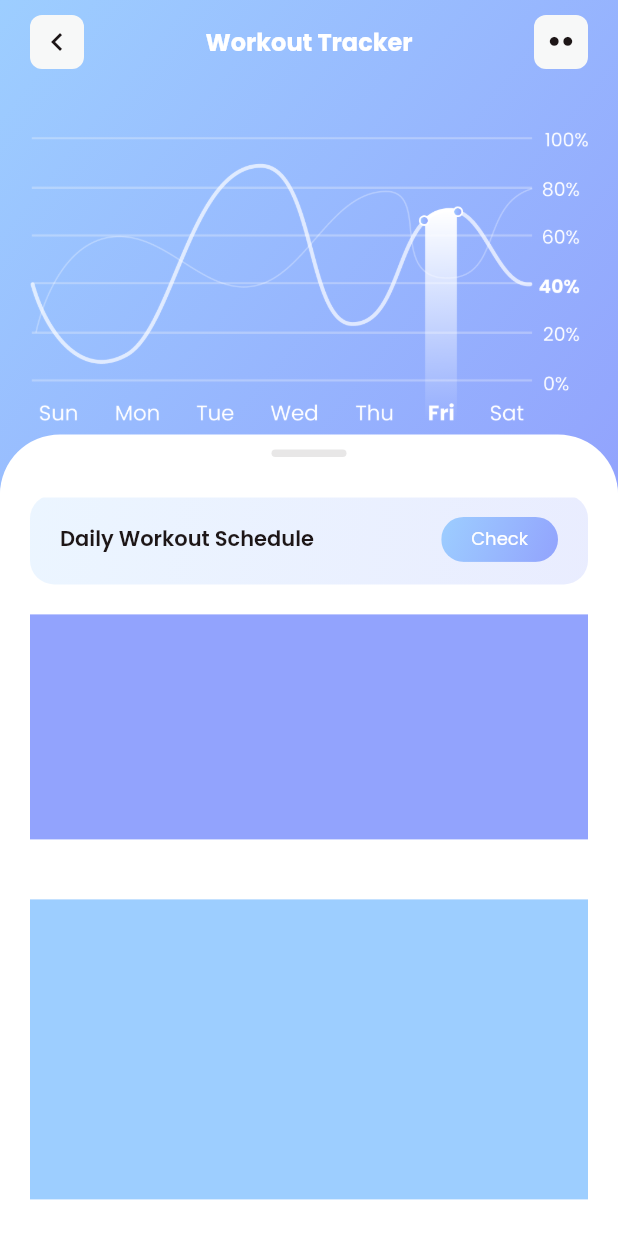
After one commit to AyurM/FitnestX-Demo, a Flutter app: the WorkoutScreen screen opened directly, on a phone screen of 412 x 824 dp. The commit adds this screen. Run offline on Flutter 3.47's test engine with Material 2 defaults, Android fonts, the phone set to English and light mode, and no system bars; our stand-ins replace flutter_bloc, get_it, google_fonts.

Commit message:
Added custom SliverAppBar

```diff
--- a/lib/res/views/fitnest_app_bar.dart
+++ b/lib/res/views/fitnest_app_bar.dart
@@ -11,23 +11,27 @@ class FitnestAppBar extends AppBar {
   final IconData? leadingIcon;
   final void Function()? onMorePressed;
   final BuildContext context;
+  final Color? bgColor;
 
   FitnestAppBar(
       {Key? key,
       required this.text,
       required this.context,
       this.leadingIcon,
+      this.bgColor,
       this.onMorePressed})
       : super(
             key: key,
-            leading: _AppBarButton(
+            leading: AppBarButton(
               iconData: leadingIcon ?? Icons.chevron_left_outlined,
               onPressed: () => Navigator.of(context).pop(),
+              hasHorizontalPadding: true,
             ),
             actions: [
-              _AppBarButton(
+              AppBarButton(
                 iconData: AppIcons.more,
                 onPressed: onMorePressed ?? () {},
+                hasHorizontalPadding: true,
               )
             ],
             title: Text(text));
@@ -36,7 +40,7 @@ class FitnestAppBar extends AppBar {
   bool? get centerTitle => true;
 
   @override
-  Color? get backgroundColor => AppColors.white;
+  Color? get backgroundColor => bgColor ?? AppColors.white;
 
   @override
   double? get elevation => 0;
@@ -50,16 +54,21 @@ class FitnestAppBar extends AppBar {
       Theme.of(context).textTheme.headline4?.copyWith(fontSize: 16);
 }
 
-class _AppBarButton extends StatelessWidget {
+class AppBarButton extends StatelessWidget {
   final IconData iconData;
   final void Function()? onPressed;
-  const _AppBarButton({Key? key, required this.iconData, this.onPressed})
+  final bool hasHorizontalPadding;
+  const AppBarButton(
+      {Key? key,
+      required this.iconData,
+      this.onPressed,
+      this.hasHorizontalPadding = false})
       : super(key: key);
 
   @override
   Widget build(BuildContext context) => Padding(
         padding: EdgeInsets.symmetric(
-            horizontal: kHorizontalPadding.left,
+            horizontal: hasHorizontalPadding ? kHorizontalPadding.left : 0,
             vertical: (kToolbarHeight - _kAppBarButtonSize) / 2),
         child: Ink(
           width: _kAppBarButtonSize,
--- /dev/null
+++ b/lib/res/views/fitnest_sliver_app_bar.dart
@@ -0,0 +1,174 @@
+import 'package:fitnest_x/res/colors/app_colors.dart';
+import 'package:fitnest_x/res/theme/app_icons.dart';
+import 'package:fitnest_x/res/views/fitnest_app_bar.dart';
+import 'package:flutter/material.dart';
+import 'package:flutter/services.dart';
+
+const _kBottomBorderRadius = 40.0;
+const _kPanelHandleSize = Size(50, 5);
+
+class FitnestSliverAppBar extends StatelessWidget {
+  final double expandedHeight;
+  final String title;
+  final ScrollController parentScrollController;
+  final String bgImageAssetPath;
+  final void Function()? onMorePressed;
+  final Offset? imageOffset;
+  final EdgeInsets? imageMargin;
+
+  const FitnestSliverAppBar(
+      {Key? key,
+      required this.expandedHeight,
+      required this.title,
+      required this.bgImageAssetPath,
+      required this.parentScrollController,
+      this.imageOffset,
+      this.imageMargin,
+      this.onMorePressed})
+      : super(key: key);
+
+  @override
+  Widget build(BuildContext context) {
+    return AnimatedBuilder(
+        animation: parentScrollController,
+        builder: (context, _) {
+          final hasBottom =
+              parentScrollController.offset < expandedHeight - kToolbarHeight;
+
+          final titleTextColor = Color.lerp(
+              Colors.black,
+              Colors.white,
+              ((expandedHeight -
+                          kToolbarHeight -
+                          parentScrollController.offset) /
+                      ((expandedHeight - kToolbarHeight) * 0.25))
+                  .clamp(0.0, 1.0));
+
+          final bgImage = imageMargin != null
+              ? Padding(
+                  padding: imageMargin!, child: Image.asset(bgImageAssetPath))
+              : Image.asset(bgImageAssetPath);
+
+          return SliverAppBar(
+            expandedHeight: expandedHeight,
+            backgroundColor: AppColors.white,
+            pinned: true,
+            titleSpacing: 20,
+            elevation: 0,
+            systemOverlayStyle: SystemUiOverlayStyle(
+              statusBarColor: Colors.transparent,
+              statusBarIconBrightness:
+                  hasBottom ? Brightness.light : Brightness.dark,
+            ),
+            automaticallyImplyLeading: false,
+            title: _SliverAppBarTitle(
+              text: title,
+              textColor: titleTextColor!,
+              onMorePressed: onMorePressed,
+            ),
+            flexibleSpace: FlexibleSpaceBar(
+              collapseMode: CollapseMode.parallax,
+              background: Container(
+                clipBehavior: Clip.hardEdge,
+                decoration:
+                    const BoxDecoration(gradient: AppColors.blueGradient),
+                child: imageOffset != null
+                    ? FractionalTranslation(
+                        translation: imageOffset!, child: bgImage)
+                    : bgImage,
+              ),
+            ),
+            bottom: hasBottom
+                ? PreferredSize(
+                    preferredSize: const Size.fromHeight(_kBottomBorderRadius),
+                    child: _FakeScrollPanelTop(
+                      height: _kBottomBorderRadius,
+                      handleColor: AppColors.black.withOpacity(0.1),
+                      backgroundColor: AppColors.white,
+                    ))
+                : null,
+          );
+        });
+  }
+}
+
+class _SliverAppBarTitle extends StatelessWidget {
+  final String text;
+  final Color textColor;
+  final void Function()? onMorePressed;
+
+  const _SliverAppBarTitle(
+      {Key? key,
+      required this.text,
+      required this.textColor,
+      this.onMorePressed})
+      : super(key: key);
+
+  @override
+  Widget build(BuildContext context) {
+    return Row(mainAxisAlignment: MainAxisAlignment.spaceBetween, children: [
+      AppBarButton(
+        iconData: Icons.chevron_left_outlined,
+        onPressed: () => Navigator.of(context).pop(),
+      ),
+      Text(text,
+          style: Theme.of(context)
+              .textTheme
+              .headline4
+              ?.copyWith(fontSize: 16, color: textColor)),
+      AppBarButton(
+        iconData: AppIcons.more,
+        onPressed: onMorePressed ?? () {},
+      ),
+    ]);
+  }
+}
+
+class _FakeScrollPanelTop extends StatelessWidget {
+  final double height;
+  final Color handleColor;
+  final Color backgroundColor;
+
+  const _FakeScrollPanelTop(
+      {Key? key,
+      required this.height,
+      required this.handleColor,
+      required this.backgroundColor})
+      : super(key: key);
+
+  @override
+  Widget build(BuildContext context) => Container(
+        height: height,
+        width: double.infinity,
+        padding: const EdgeInsets.only(top: 10),
+        decoration: BoxDecoration(
+            color: backgroundColor,
+            boxShadow: [_buildGapHidingShadow()],
+            borderRadius: BorderRadius.only(
+                topLeft: Radius.circular(height),
+                topRight: Radius.circular(height))),
+        child: Align(
+            alignment: Alignment.topCenter,
+            child: _PanelHandle(color: handleColor)),
+      );
+
+  //This shadow is used to hide 1-pixel gap between this app bar and following sliver
+  //in parent scroll view (https://github.com/flutter/flutter/issues/37578#issuecomment-640302364)
+  BoxShadow _buildGapHidingShadow() =>
+      BoxShadow(color: backgroundColor, offset: const Offset(0, 2));
+}
+
+class _PanelHandle extends StatelessWidget {
+  final Color color;
+
+  const _PanelHandle({Key? key, required this.color}) : super(key: key);
+
+  @override
+  Widget build(BuildContext context) => Container(
+        height: _kPanelHandleSize.height,
+        width: _kPanelHandleSize.width,
+        decoration: BoxDecoration(
+            color: color,
+            borderRadius: BorderRadius.circular(_kPanelHandleSize.height / 2)),
+      );
+}
--- a/lib/res/views/app_scaffold.dart
+++ b/lib/res/views/simple_app_scaffold.dart
@@ -1,12 +1,12 @@
 import 'package:fitnest_x/res/views/fitnest_app_bar.dart';
 import 'package:flutter/material.dart';
 
-class AppScaffold extends StatelessWidget {
+class SimpleAppScaffold extends StatelessWidget {
   final String title;
   final Widget body;
   final void Function()? onMorePressed;
 
-  const AppScaffold(
+  const SimpleAppScaffold(
       {Key? key, required this.title, required this.body, this.onMorePressed})
       : super(key: key);
 
--- a/lib/screens/notification_screen/notification_screen.dart
+++ b/lib/screens/notification_screen/notification_screen.dart
@@ -1,6 +1,6 @@
 import 'package:fitnest_x/res/colors/app_colors.dart';
 import 'package:fitnest_x/res/theme/constants.dart';
-import 'package:fitnest_x/res/views/app_scaffold.dart';
+import 'package:fitnest_x/res/views/simple_app_scaffold.dart';
 import 'package:fitnest_x/res/views/notification/notification_list_item.dart';
 import 'package:fitnest_x/utils/data_mock_utils.dart';
 import 'package:flutter/material.dart';
@@ -14,7 +14,7 @@ class NotificationScreen extends StatelessWidget {
   Widget build(BuildContext context) {
     final notifications = DataMockUtils.getMockNotifications();
 
-    return AppScaffold(
+    return SimpleAppScaffold(
         title: _titleText,
         body: ListView.separated(
             padding: kHorizontalPadding,
--- a/lib/screens/onboarding_screen/onboarding_screen.dart
+++ b/lib/screens/onboarding_screen/onboarding_screen.dart
@@ -3,6 +3,7 @@ import 'package:fitnest_x/res/views/onboarding/onboarding_button.dart';
 import 'package:fitnest_x/res/views/onboarding/onboarding_page.dart';
 import 'package:fitnest_x/screens/goal_screen/goal_screen.dart';
 import 'package:flutter/material.dart';
+import 'package:flutter/services.dart';
 
 class OnboardingScreen extends StatefulWidget {
   const OnboardingScreen({Key? key}) : super(key: key);
@@ -54,6 +55,11 @@ class _OnboardingScreenState extends State<OnboardingScreen> {
 
   @override
   Widget build(BuildContext context) {
+    SystemChrome.setSystemUIOverlayStyle(const SystemUiOverlayStyle(
+      statusBarColor: Colors.transparent,
+      statusBarIconBrightness: Brightness.dark,
+    ));
+
     return Scaffold(
       body: SizedBox.expand(
         child: Stack(children: [
--- a/lib/screens/welcome_screen/welcome_screen.dart
+++ b/lib/screens/welcome_screen/welcome_screen.dart
@@ -3,6 +3,7 @@ import 'package:fitnest_x/res/theme/constants.dart';
 import 'package:fitnest_x/res/views/primary_button.dart';
 import 'package:fitnest_x/screens/onboarding_screen/onboarding_screen.dart';
 import 'package:flutter/material.dart';
+import 'package:flutter/services.dart';
 
 const _subtitleText = 'Everybody Can Train';
 const _getStartedText = 'Get Started';
@@ -13,6 +14,11 @@ class WelcomeScreen extends StatelessWidget {
   @override
   Widget build(BuildContext context) {
     final TextTheme textTheme = Theme.of(context).textTheme;
+
+    SystemChrome.setSystemUIOverlayStyle(const SystemUiOverlayStyle(
+      statusBarColor: Colors.transparent,
+      statusBarIconBrightness: Brightness.dark,
+    ));
 
     return Scaffold(
       body: SizedBox.expand(
--- /dev/null
+++ b/lib/screens/workout_tracker/workout_screen.dart
@@ -0,0 +1,111 @@
+import 'package:fitnest_x/res/colors/app_colors.dart';
+import 'package:fitnest_x/res/theme/constants.dart';
+import 'package:fitnest_x/res/views/fitnest_sliver_app_bar.dart';
+import 'package:fitnest_x/res/views/secondary_button.dart';
+import 'package:flutter/material.dart';
+
+const _titleText = 'Workout Tracker';
+const _kRelativeSliverAppBarHeight = 0.4;
+const _kBgImageAssetPath = 'assets/images/workout_graph.png';
+
+//TODO: Rework schedule card
+const _kButtonHeight = 30.0;
+const _kBgOpacity = 0.2;
+const _scheduleText = 'Daily Workout Schedule';
+const _buttonText = 'Check';
+const _kCardPadding = EdgeInsets.symmetric(horizontal: 20, vertical: 15);
+
+class WorkoutScreen extends StatefulWidget {
+  const WorkoutScreen({Key? key}) : super(key: key);
+
+  @override
+  State<WorkoutScreen> createState() => _WorkoutScreenState();
+}
+
+class _WorkoutScreenState extends State<WorkoutScreen> {
+  late final ScrollController scrollController;
+
+  @override
+  void initState() {
+    super.initState();
+    scrollController = ScrollController();
+  }
+
+  @override
+  void dispose() {
+    scrollController.dispose();
+    super.dispose();
+  }
+
+  @override
+  Widget build(BuildContext context) {
+    final TextTheme textTheme = Theme.of(context).textTheme;
+
+    return Scaffold(
+      body: CustomScrollView(controller: scrollController, slivers: [
+        FitnestSliverAppBar(
+          parentScrollController: scrollController,
+          title: _titleText,
+          bgImageAssetPath: _kBgImageAssetPath,
+          imageMargin: const EdgeInsets.fromLTRB(20, 40, 20, 0),
+          expandedHeight:
+              MediaQuery.of(context).size.height * _kRelativeSliverAppBarHeight,
+          onMorePressed: () {},
+        ),
+        SliverToBoxAdapter(
+            child: Container(
+          margin: kHorizontalPadding,
+          padding: _kCardPadding,
+          decoration: BoxDecoration(
+              borderRadius: BorderRadius.circular(kBorderRadiusMedium),
+              gradient: LinearGradient(colors: [
+                AppColors.blue2.withOpacity(_kBgOpacity),
+                AppColors.blue.withOpacity(_kBgOpacity)
+              ], begin: Alignment.topLeft, end: Alignment.bottomRight)),
+          child:
+              Row(mainAxisAlignment: MainAxisAlignment.spaceBetween, children: [
+            Text(_scheduleText,
+                style: textTheme.bodyText2?.copyWith(
+                    fontWeight: FontWeight.w600, color: AppColors.black)),
+            SecondaryButton.blue(
+              text: _buttonText,
+              onPressed: () {},
+              height: _kButtonHeight,
+              textStyle: textTheme.subtitle1?.copyWith(color: AppColors.white),
+            )
+          ]),
+        )),
+        SliverToBoxAdapter(
+            child: Container(
+                height: 150,
+                margin: const EdgeInsets.all(20),
+                color: AppColors.blue)),
+        SliverToBoxAdapter(
+            child: Container(
+                height: 200,
+                margin: const EdgeInsets.all(20),
+                color: AppColors.blue2)),
+        SliverToBoxAdapter(
+            child: Container(
+                height: 100,
+                margin: const EdgeInsets.all(20),
+                color: AppColors.purple2)),
+        SliverToBoxAdapter(
+            child: Container(
+                height: 300,
+                margin: const EdgeInsets.all(20),
+                color: AppColors.blue)),
+        SliverToBoxAdapter(
+            child: Container(
+                height: 150,
+                margin: const EdgeInsets.all(20),
+                color: AppColors.purple)),
+        SliverToBoxAdapter(
+            child: Container(
+                height: 250,
+                margin: const EdgeInsets.all(20),
+                color: AppColors.blue3))
+      ]),
+    );
+  }
+}
```
Also changed, not shown: lib/screens/home_tab/home_tab.dart (+6 -1 lines), assets/images/fullbody_workout.png (added), assets/images/workout_graph.png (added).
